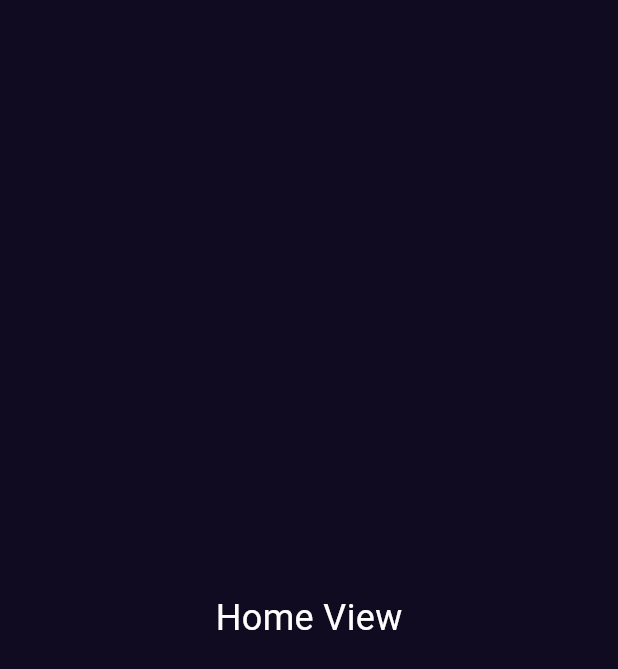
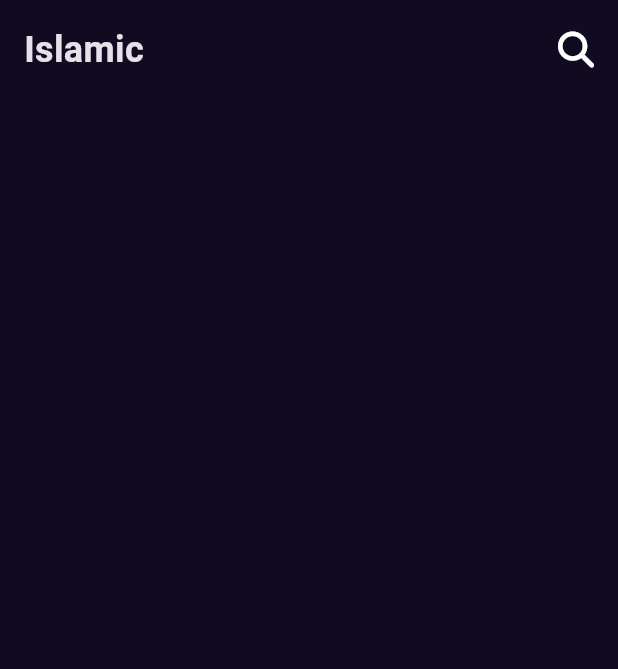
Before and after one commit to AhmedMagdy-10/my_books_app, a Flutter app: the screen it shows after launch, on a phone screen of 412 x 824 dp. Shown: the top 669 px of the screen. Run offline on Flutter 3.47's test engine with Material 3 defaults, Android fonts, the phone set to English and light mode, and no system bars; our stand-ins replace animated_splash_screen, font_awesome_flutter, lottie.

Commit message:
create custom app bar

```diff
--- a/lib/feature/home/presentation/views/home_view.dart
+++ b/lib/feature/home/presentation/views/home_view.dart
@@ -1,3 +1,4 @@
+import 'package:books_app/feature/home/presentation/widgets/home_view_body.dart';
 import 'package:flutter/material.dart';
 
 class HomeScreen extends StatelessWidget {
@@ -5,13 +6,6 @@ class HomeScreen extends StatelessWidget {
 
   @override
   Widget build(BuildContext context) {
-    return Scaffold(
-      body: Center(
-        child: Text(
-          'Home View',
-          style: TextStyle(fontSize: 24, color: Colors.white),
-        ),
-      ),
-    );
+    return Scaffold(body: HomeViewBody());
   }
 }
--- /dev/null
+++ b/lib/feature/home/presentation/widgets/custom_app_bar.dart
@@ -0,0 +1,23 @@
+import 'package:flutter/material.dart';
+import 'package:font_awesome_flutter/font_awesome_flutter.dart';
+
+class CustomAppBar extends StatelessWidget {
+  const CustomAppBar({super.key});
+
+  @override
+  Widget build(BuildContext context) {
+    return Padding(
+      padding: const EdgeInsets.all(16.0),
+      child: Row(
+        children: [
+          Text(
+            'Islamic',
+            style: TextStyle(fontSize: 24, fontWeight: FontWeight.bold),
+          ),
+          Spacer(),
+          Icon(FontAwesomeIcons.magnifyingGlass, size: 24),
+        ],
+      ),
+    );
+  }
+}
--- /dev/null
+++ b/lib/feature/home/presentation/widgets/home_view_body.dart
@@ -0,0 +1,11 @@
+import 'package:books_app/feature/home/presentation/widgets/custom_app_bar.dart';
+import 'package:flutter/material.dart';
+
+class HomeViewBody extends StatelessWidget {
+  const HomeViewBody({super.key});
+
+  @override
+  Widget build(BuildContext context) {
+    return SafeArea(child: Column(children: [CustomAppBar(), Container()]));
+  }
+}
--- a/lib/feature/presentation/widgets/splash_view_boody.dart
+++ b/lib/feature/presentation/widgets/splash_view_boody.dart
@@ -40,7 +40,7 @@ class _SplashViewBoodyState extends State<SplashViewBoody>
   Widget build(BuildContext context) {
     return AnimatedSplashScreen(
       backgroundColor: mainColor,
-      duration: 10000000,
+      duration: 3000,
       nextScreen: HomeScreen(),
       centered: true,
       splashIconSize: 300,
--- a/pubspec.yaml
+++ b/pubspec.yaml
@@ -32,6 +32,7 @@ dependencies:
   cupertino_icons: ^1.0.8
   flutter:
     sdk: flutter
+  font_awesome_flutter: ^10.12.0
   lottie: ^3.3.2
 
 dev_dependencies:
```
Also changed, not shown: pubspec.lock.
